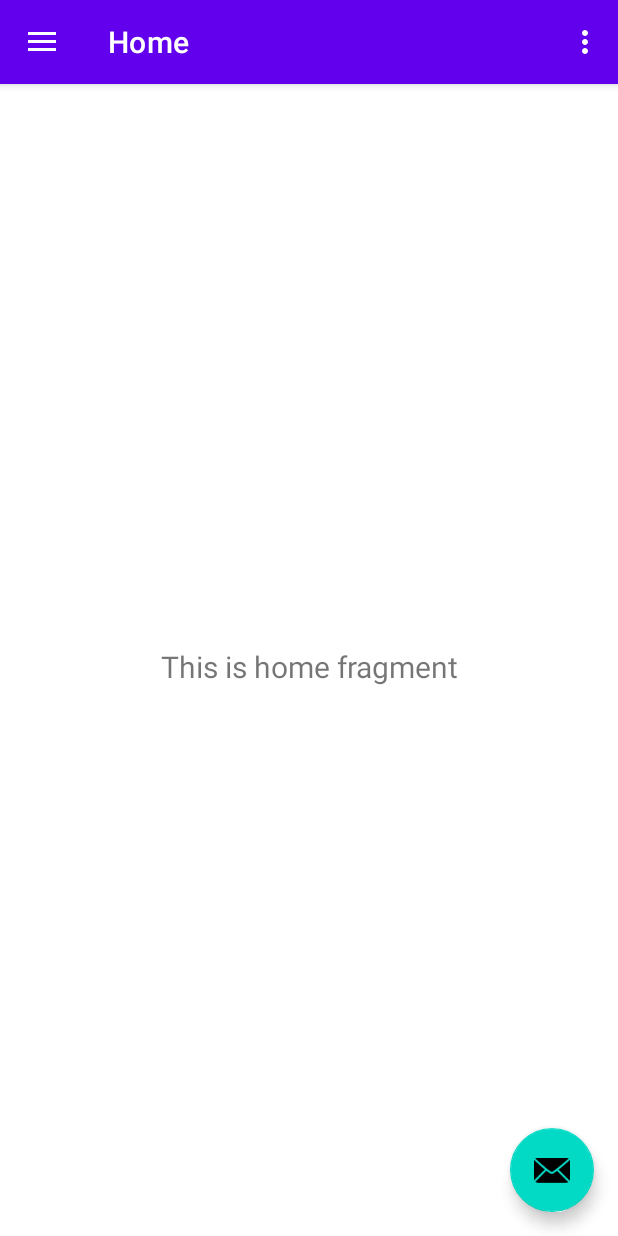
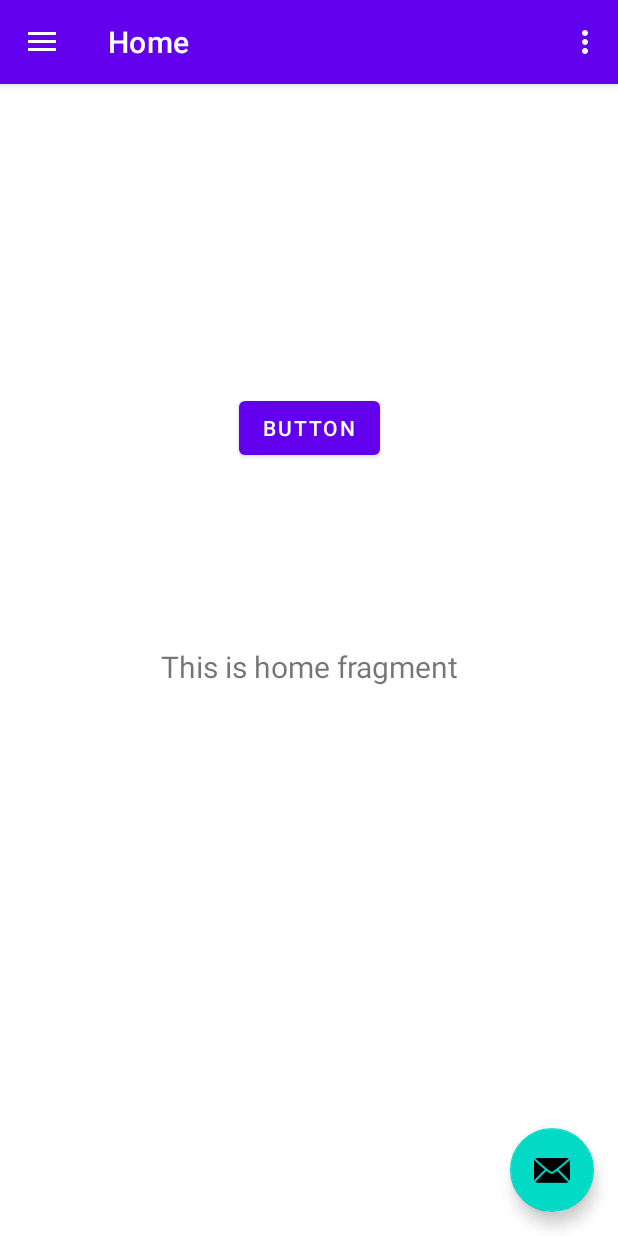
Before and after one commit to LmaoPewPew/KonveratusApperatus, an Android app: the screen it shows after launch (MainActivity), on a phone screen of 412 x 824 dp. Run offline under Robolectric (Android 15) with nearby library versions, the phone set to English and light mode, and no system bars; our stand-ins replace navigation-ui.

Commit message:
added Button

```diff
--- a/app/src/main/res/layout/content_main.xml
+++ b/app/src/main/res/layout/content_main.xml
@@ -17,4 +17,15 @@
         app:layout_constraintRight_toRightOf="parent"
         app:layout_constraintTop_toTopOf="parent"
         app:navGraph="@navigation/mobile_navigation" />
+
+    <Button
+        android:id="@+id/button"
+        android:layout_width="wrap_content"
+        android:layout_height="wrap_content"
+        android:text="Button"
+        app:layout_constraintBottom_toBottomOf="@+id/nav_host_fragment"
+        app:layout_constraintEnd_toEndOf="parent"
+        app:layout_constraintStart_toStartOf="parent"
+        app:layout_constraintTop_toTopOf="@+id/nav_host_fragment"
+        app:layout_constraintVertical_bias="0.285" />
 </androidx.constraintlayout.widget.ConstraintLayout>
```
